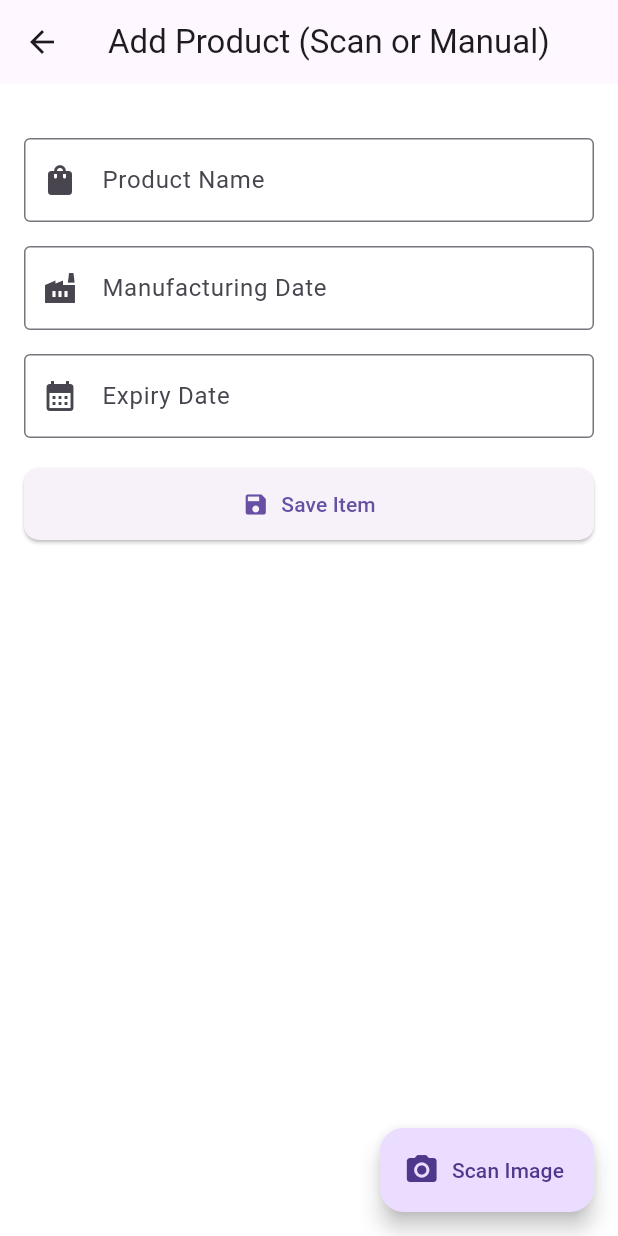
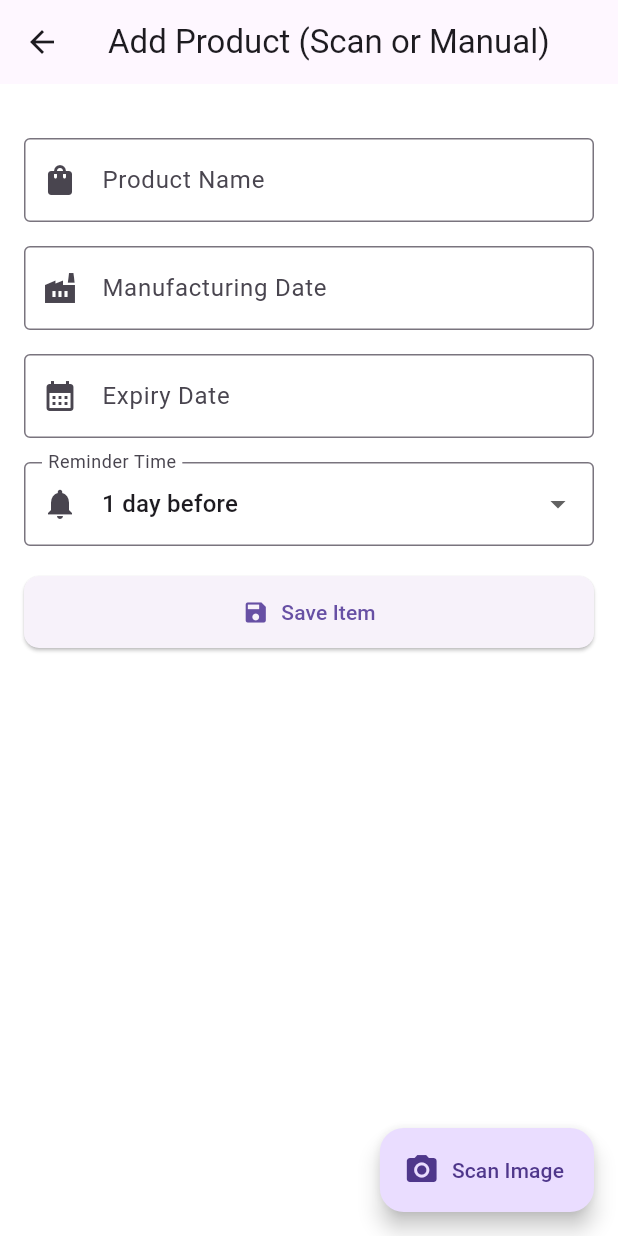
Before and after one commit to kingpiyush3106-dot/exptracker2, a Flutter app: the screen it shows once a user with an empty profile is signed in, after a tap on the "add" icon, on a phone screen of 412 x 824 dp. Run offline on Flutter 3.47's test engine with Material 3 defaults, Android fonts, the light colour scheme and no system bars; our stand-ins replace firebase_auth, firebase_core, flutter_local_notifications, image_picker, sqflite, timezone; missing offline and left inert: google_mlkit_text_recognition; accounts and stored records are empty.

Commit message:
expitracke2 changes

```diff
--- a/lib/main.dart
+++ b/lib/main.dart
@@ -6,10 +6,18 @@ import 'login_screen.dart';
 import 'signup_screen.dart';
 import 'home_screen.dart';
 import 'forgot_password_screen.dart';
+import 'package:exp2/notification_service.dart'; // ✅ your notification class
 
 void main() async {
   WidgetsFlutterBinding.ensureInitialized();
+
+  // ✅ Initialize Firebase
   await Firebase.initializeApp(options: DefaultFirebaseOptions.currentPlatform);
+
+  // ✅ Initialize notification service
+  await NotificationService.init();
+
+  // ✅ Run the app
   runApp(const MyApp());
 }
 
@@ -30,7 +38,7 @@ class MyApp extends StatelessWidget {
         '/': (context) => const RootDecider(),
         '/login': (context) => const LoginScreen(),
         '/signup': (context) => const SignUpScreen(),
-        '/home': (context) => const HomeScreen(userId: '',),
+        '/home': (context) => const HomeScreen(userId: ''),
         '/forgot': (context) => const ForgotPasswordScreen(),
       },
     );
@@ -39,15 +47,17 @@ class MyApp extends StatelessWidget {
 
 class RootDecider extends StatelessWidget {
   const RootDecider({super.key});
+
   @override
   Widget build(BuildContext context) {
     return StreamBuilder<User?>(
       stream: FirebaseAuth.instance.authStateChanges(),
       builder: (context, snapshot) {
         if (snapshot.connectionState == ConnectionState.waiting) {
-          return const Scaffold(body: Center(child: CircularProgressIndicator()));
+          return const Scaffold(
+              body: Center(child: CircularProgressIndicator()));
         }
-        if (snapshot.hasData) return const HomeScreen(userId: '',);
+        if (snapshot.hasData) return const HomeScreen(userId: '');
         return const LoginScreen();
       },
     );
--- /dev/null
+++ b/lib/notification_service.dart
@@ -0,0 +1,61 @@
+import 'package:flutter_local_notifications/flutter_local_notifications.dart';
+import 'package:timezone/timezone.dart' as tz;
+import 'package:timezone/data/latest.dart' as tz;
+
+class NotificationService {
+  static final FlutterLocalNotificationsPlugin _notifications =
+      FlutterLocalNotificationsPlugin();
+
+  // 🧩 Call this once at app start (in main.dart)
+  static Future<void> init() async {
+    tz.initializeTimeZones();
+
+    const android = AndroidInitializationSettings('@mipmap/ic_launcher');
+    const settings = InitializationSettings(android: android);
+
+    await _notifications.initialize(settings);
+
+    // ✅ Ask for permissions here
+    await _notifications
+        .resolvePlatformSpecificImplementation<
+            AndroidFlutterLocalNotificationsPlugin>()
+        ?.requestNotificationsPermission();
+
+    await _notifications
+        .resolvePlatformSpecificImplementation<
+            IOSFlutterLocalNotificationsPlugin>()
+        ?.requestPermissions(
+          alert: true,
+          badge: true,
+          sound: true,
+        );
+
+    print("✅ Notification permissions requested and initialized!");
+  }
+
+  // 🧩 Use this when scheduling reminders
+  static Future<void> scheduleNotification({
+    required String title,
+    required String body,
+    required DateTime scheduledDate,
+  }) async {
+    await _notifications.zonedSchedule(
+      scheduledDate.hashCode,
+      title,
+      body,
+      tz.TZDateTime.from(scheduledDate, tz.local),
+      const NotificationDetails(
+        android: AndroidNotificationDetails(
+          'expiry_channel_id',
+          'Expiry Reminders',
+          channelDescription: 'Reminds you before products expire',
+          importance: Importance.max,
+          priority: Priority.high,
+        ),
+      ),
+      androidAllowWhileIdle: true,
+      uiLocalNotificationDateInterpretation:
+          UILocalNotificationDateInterpretation.absoluteTime,
+    );
+  }
+}
--- a/lib/text_recognition_screen.dart
+++ b/lib/text_recognition_screen.dart
@@ -5,6 +5,7 @@ import 'package:google_mlkit_text_recognition/google_mlkit_text_recognition.dart
 import 'package:firebase_auth/firebase_auth.dart';
 import 'package:exp2/database/db_helper.dart';
 import 'package:exp2/home_screen.dart';
+import 'package:exp2/notification_service.dart'; // 🧩 NEW: for reminders
 
 class TextRecognitionScreen extends StatefulWidget {
   final String userId;
@@ -23,6 +24,17 @@ class _TextRecognitionScreenState extends State<TextRecognitionScreen> {
   final _expController = TextEditingController();
   final dbHelper = DBHelper();
 
+  // 🧩 NEW: for adjustable reminders
+  String _reminderChoice = '1 day before';
+  final List<String> _reminderOptions = [
+    'On expiry date',
+    '1 day before',
+    '3 days before',
+    '1 week before',
+    '2 weeks before',
+  ];
+
+  // ----------------------------------------------------------------
   Future<void> _pickImage() async {
     final picked = await _picker.pickImage(source: ImageSource.camera);
     if (picked == null) return;
@@ -90,6 +102,7 @@ class _TextRecognitionScreenState extends State<TextRecognitionScreen> {
     }
   }
 
+  // ----------------------------------------------------------------
   Future<void> _saveToLocalDB() async {
     final product = _productController.text.trim();
     final mfg = _mfgController.text.trim();
@@ -102,6 +115,7 @@ class _TextRecognitionScreenState extends State<TextRecognitionScreen> {
       return;
     }
 
+    // Save to database
     await dbHelper.insertItem({
       'userId': widget.userId,
       'productName': product,
@@ -109,9 +123,63 @@ class _TextRecognitionScreenState extends State<TextRecognitionScreen> {
       'expiryDate': exp,
       'imagePath': _image?.path ?? '',
     });
+    try {
+  final expiryDate = DateTime.parse(exp); // parse expiry date
+  final reminderDate = expiryDate.subtract(const Duration(days: 14)); // 2 weeks before expiry
+
+  // Only schedule if reminder date is still in the future
+  if (reminderDate.isAfter(DateTime.now())) {
+    await NotificationService.scheduleNotification(
+      title: 'Expiry Reminder: $product',
+      body: '$product is expiring on $exp. Use it soon!',
+      scheduledDate: reminderDate,
+    );
+  }
+} catch (e) {
+  debugPrint('⚠️ Could not schedule notification: $e');
+}
+
+
+    // 🧩 NEW: schedule reminder based on user selection
+    try {
+      DateTime expDate = DateTime.parse(exp.replaceAll(RegExp(r'[^0-9\-\/]'), '-'));
+      Duration reminderOffset;
+
+      switch (_reminderChoice) {
+        case 'On expiry date':
+          reminderOffset = Duration.zero;
+          break;
+        case '1 day before':
+          reminderOffset = const Duration(days: 1);
+          break;
+        case '3 days before':
+          reminderOffset = const Duration(days: 3);
+          break;
+        case '1 week before':
+          reminderOffset = const Duration(days: 7);
+          break;
+        case '2 weeks before':
+          reminderOffset = const Duration(days: 14);
+          break;
+        default:
+          reminderOffset = const Duration(days: 1);
+      }
+
+      final reminderTime = expDate.subtract(reminderOffset);
+
+      await NotificationService.scheduleNotification(
+        title: 'Expiry Reminder',
+        body: '$product expires on $exp',
+        scheduledDate: reminderTime,
+      );
+
+      debugPrint('🔔 Reminder scheduled for $reminderTime');
+    } catch (e) {
+      debugPrint('⚠️ Could not schedule reminder: $e');
+    }
 
     ScaffoldMessenger.of(context).showSnackBar(
-      const SnackBar(content: Text('✅ Item saved locally!')),
+      const SnackBar(content: Text('✅ Item saved locally! Reminder scheduled.')),
     );
 
     if (mounted) {
@@ -130,6 +198,7 @@ class _TextRecognitionScreenState extends State<TextRecognitionScreen> {
     super.dispose();
   }
 
+  // ----------------------------------------------------------------
   @override
   Widget build(BuildContext context) {
     return Scaffold(
@@ -180,6 +249,20 @@ class _TextRecognitionScreenState extends State<TextRecognitionScreen> {
                       prefixIcon: Icon(Icons.calendar_month),
                     ),
                   ),
+                  const SizedBox(height: 16),
+                  // 🧩 NEW: Reminder dropdown
+                  DropdownButtonFormField<String>(
+                    value: _reminderChoice,
+                    items: _reminderOptions
+                        .map((e) => DropdownMenuItem(value: e, child: Text(e)))
+                        .toList(),
+                    onChanged: (value) => setState(() => _reminderChoice = value!),
+                    decoration: const InputDecoration(
+                      labelText: 'Reminder Time',
+                      border: OutlineInputBorder(),
+                      prefixIcon: Icon(Icons.notifications),
+                    ),
+                  ),
                   const SizedBox(height: 20),
                   ElevatedButton.icon(
                     onPressed: _saveToLocalDB,
```
Also changed, not shown: pubspec.yaml (+3 -66 lines), pubspec.lock, 2 other files.
